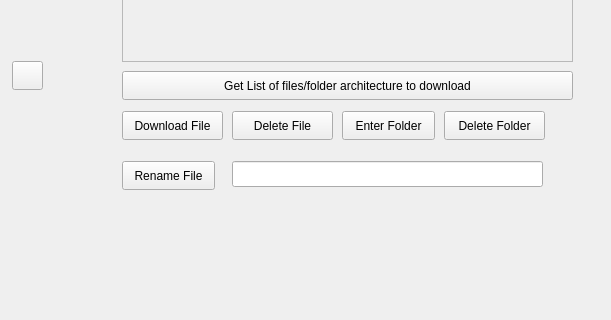
First picture: the form in Testing/mainwindow.ui, repository Lewis3579/NetWork, before the edit; both pictures show x 578 to 1189 and y 369 to 689 of the 1189 by 772 pixel window.
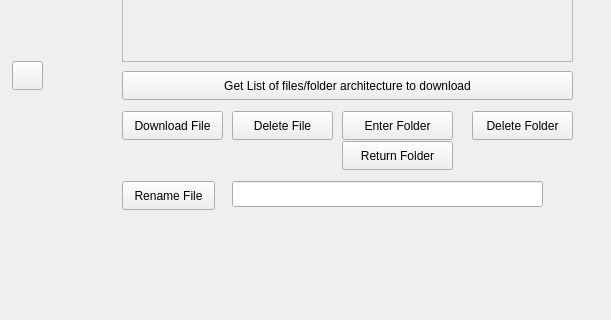
Second picture: the form after the edit.

What changed in the file:
```diff
--- a/Testing/mainwindow.ui
+++ b/Testing/mainwindow.ui
@@ -238,7 +238,7 @@
      <rect>
       <x>920</x>
       <y>480</y>
-      <width>93</width>
+      <width>111</width>
       <height>29</height>
      </rect>
     </property>
@@ -249,7 +249,7 @@
    <widget class="QPushButton" name="pushButton_10">
     <property name="geometry">
      <rect>
-      <x>1022</x>
+      <x>1050</x>
       <y>480</y>
       <width>101</width>
       <height>29</height>
@@ -263,7 +263,7 @@
     <property name="geometry">
      <rect>
       <x>700</x>
-      <y>530</y>
+      <y>550</y>
       <width>93</width>
       <height>29</height>
      </rect>
@@ -276,7 +276,7 @@
     <property name="geometry">
      <rect>
       <x>810</x>
-      <y>530</y>
+      <y>550</y>
       <width>311</width>
       <height>26</height>
      </rect>
@@ -295,6 +295,19 @@
      <string/>
     </property>
    </widget>
+   <widget class="QPushButton" name="pushButton_13">
+    <property name="geometry">
+     <rect>
+      <x>920</x>
+      <y>510</y>
+      <width>111</width>
+      <height>29</height>
+     </rect>
+    </property>
+    <property name="text">
+     <string>Return Folder</string>
+    </property>
+   </widget>
   </widget>
   <widget class="QMenuBar" name="menubar">
    <property name="geometry">
```
